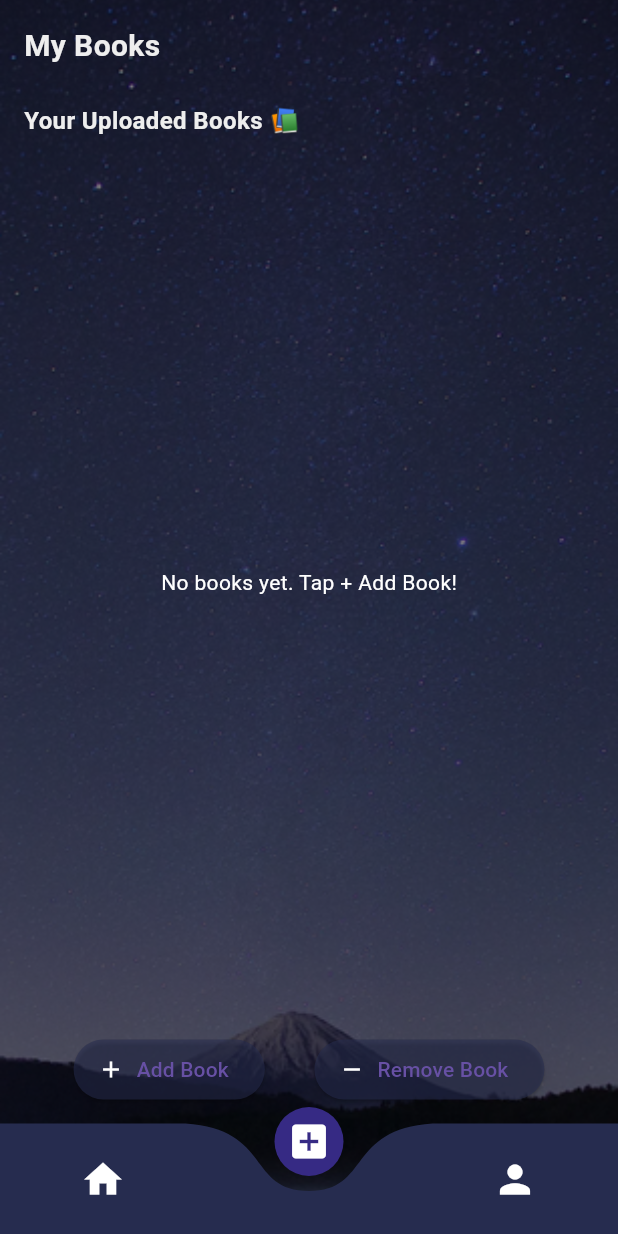
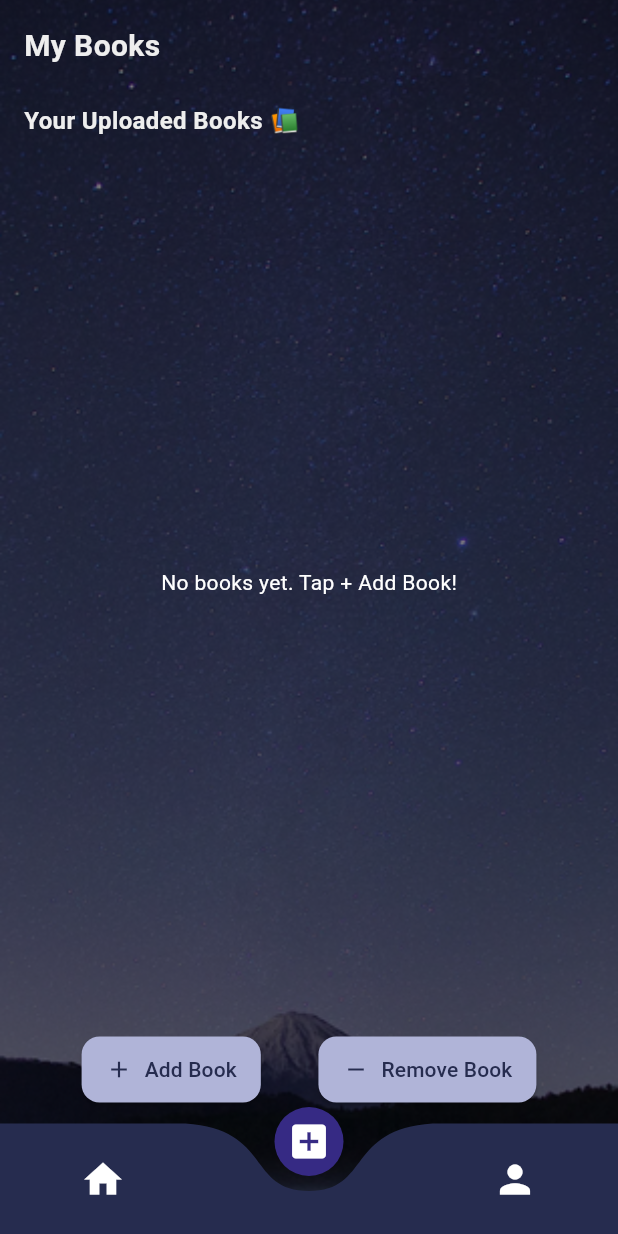
Before and after one commit to SulthanZharfan/capybooklist, a Flutter app: the screen it shows after launch, item 2 of the bottom bar chosen, on a phone screen of 412 x 824 dp. Run offline on Flutter 3.47's test engine with Material 3 defaults, Android fonts, the phone set to English and light mode, and no system bars; drawn by our look-alikes of curved_navigation_bar; our stand-ins replace file_picker, sqflite; missing offline and left inert: flutter_pdfview; accounts and stored records are empty; network calls fail.

Commit message:
bottom di book form

```diff
--- a/lib/screens/book_form_screen.dart
+++ b/lib/screens/book_form_screen.dart
@@ -169,18 +169,32 @@ class _BookFormScreenState extends State<BookFormScreen> {
                       ElevatedButton.icon(
                         onPressed: _addBook,
                         style: ElevatedButton.styleFrom(
-                          backgroundColor: const Color(0x88262C4F),
+                          backgroundColor: const Color(0xFFB0B4D8), // lebih terang
+                          padding: const EdgeInsets.symmetric(horizontal: 16, vertical: 12),
+                          shape: RoundedRectangleBorder(
+                            borderRadius: BorderRadius.circular(12),
+                          ),
                         ),
-                        icon: const Icon(Icons.add, color: Colors.white),
-                        label: const Text('Add Book'),
+                        icon: const Icon(Icons.add, color: Color(0xFF262C4F)), // warna gelap
+                        label: const Text(
+                          'Add Book',
+                          style: TextStyle(color: Color(0xFF262C4F)),
+                        ),
                       ),
                       ElevatedButton.icon(
                         onPressed: _removeLastBook,
                         style: ElevatedButton.styleFrom(
-                          backgroundColor: const Color(0x88262C4F),
+                          backgroundColor: const Color(0xFFB0B4D8), // lebih terang
+                          padding: const EdgeInsets.symmetric(horizontal: 16, vertical: 12),
+                          shape: RoundedRectangleBorder(
+                            borderRadius: BorderRadius.circular(12),
+                          ),
                         ),
-                        icon: const Icon(Icons.remove, color: Colors.white),
-                        label: const Text('Remove Book'),
+                        icon: const Icon(Icons.remove, color: Color(0xFF262C4F)), // warna gelap
+                        label: const Text(
+                          'Remove Book',
+                          style: TextStyle(color: Color(0xFF262C4F)),
+                        ),
                       ),
                     ],
                   ),
--- a/lib/screens/main_navigation_screen.dart
+++ b/lib/screens/main_navigation_screen.dart
@@ -15,18 +15,66 @@ class MainNavigationScreen extends StatefulWidget {
 class _MainNavigationScreenState extends State<MainNavigationScreen> {
   int _selectedIndex = 0;
 
-  final List<Widget> _screens = [
+  final List<Widget> _screens = const [
     HomeScreen(),
     BookFormScreen(),
     UserProfileScreen(),
   ];
 
+  final List<NavigationRailDestination> _railDestinations = const [
+    NavigationRailDestination(
+      icon: Icon(Icons.home),
+      selectedIcon: Icon(Icons.home, color: Colors.white),
+      label: Text('Home'),
+    ),
+    NavigationRailDestination(
+      icon: Icon(Icons.add_box),
+      selectedIcon: Icon(Icons.add_box, color: Colors.white),
+      label: Text('Add'),
+    ),
+    NavigationRailDestination(
+      icon: Icon(Icons.person),
+      selectedIcon: Icon(Icons.person, color: Colors.white),
+      label: Text('Account'),
+    ),
+  ];
+
   @override
   Widget build(BuildContext context) {
+    final isPortrait = MediaQuery.of(context).orientation == Orientation.portrait;
+
     return Scaffold(
       extendBody: true,
-      body: _screens[_selectedIndex],
-      bottomNavigationBar: CurvedNavigationBar(
+      body: isPortrait
+          ? _screens[_selectedIndex]
+          : Row(
+        children: [
+          // SIDE NAVIGATION RAIL
+          NavigationRail(
+            selectedIndex: _selectedIndex,
+            onDestinationSelected: (index) {
+              setState(() {
+                _selectedIndex = index;
+              });
+            },
+            backgroundColor: const Color(0xFF262C4F).withOpacity(0.9),
+            selectedIconTheme: const IconThemeData(color: Colors.white, size: 28),
+            unselectedIconTheme: const IconThemeData(color: Colors.grey, size: 24),
+            selectedLabelTextStyle: const TextStyle(color: Colors.white),
+            unselectedLabelTextStyle: const TextStyle(color: Colors.grey),
+            labelType: NavigationRailLabelType.all,
+            destinations: _railDestinations,
+          ),
+
+          // MAIN CONTENT
+          Expanded(
+            child: _screens[_selectedIndex],
+          ),
+        ],
+      ),
+
+      bottomNavigationBar: isPortrait
+          ? CurvedNavigationBar(
         index: _selectedIndex,
         onTap: (index) {
           setState(() {
@@ -42,7 +90,8 @@ class _MainNavigationScreenState extends State<MainNavigationScreen> {
           Icon(Icons.add_box, color: Colors.white, size: 30),
           Icon(Icons.person, color: Colors.white, size: 30),
         ],
-      ),
+      )
+          : null,
     );
   }
 }
```
